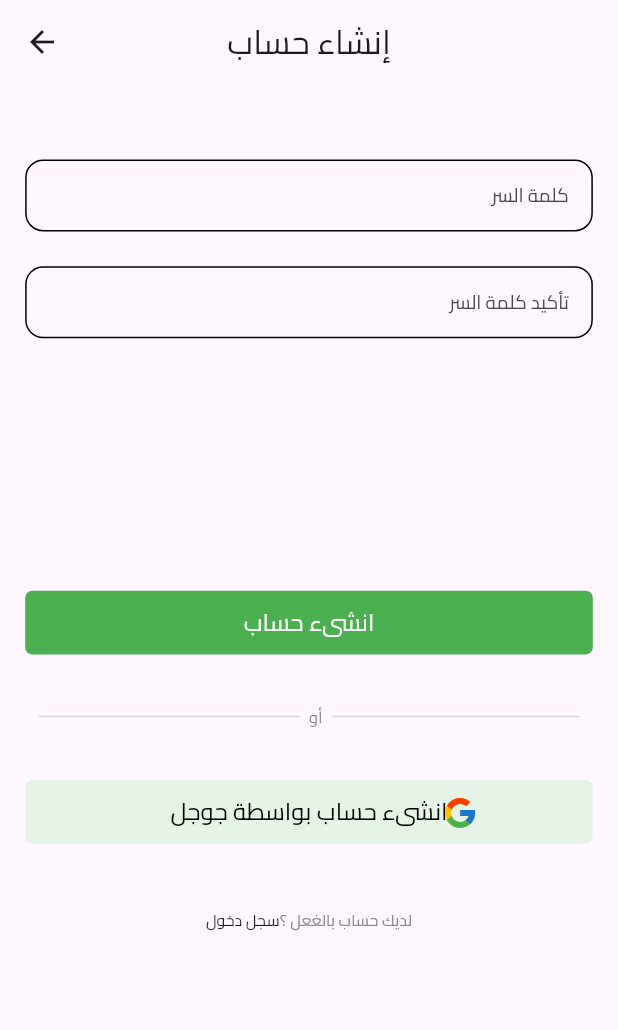
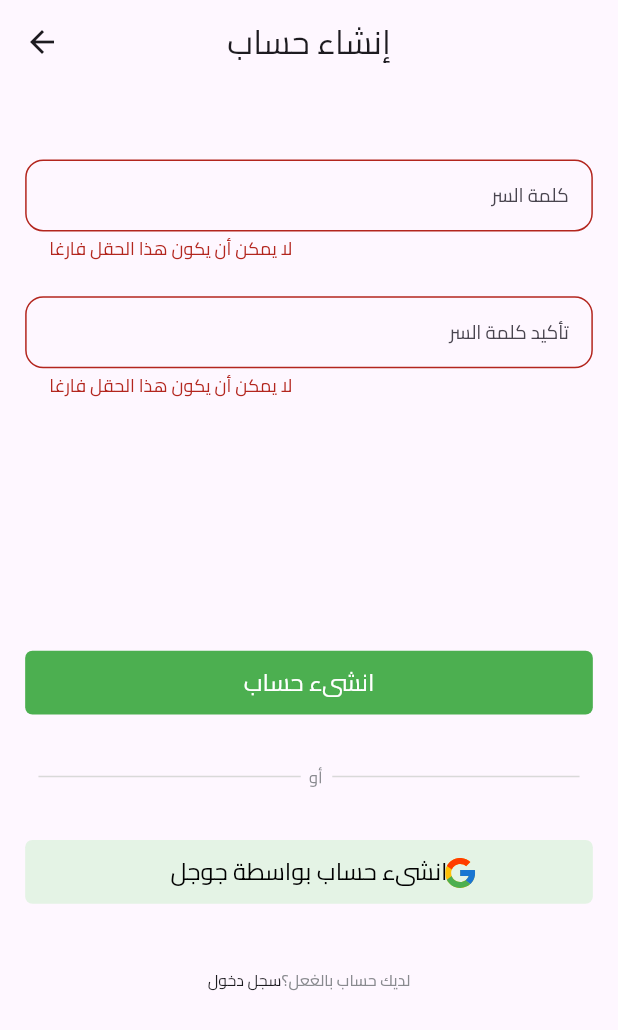
Before and after one commit to samibarsa/Clinic_doctor, a Flutter app: the SignUpPasswordView screen opened directly with empty values, after a tap on "انشىء حساب", on a phone screen of 412 x 824 dp. Shown: the top 1030 px of the screen. Run offline on Flutter 3.47's test engine with Material 3 defaults, Android fonts, the light colour scheme and no system bars; drawn by our look-alikes of modal_progress_hud_nsn; our stand-ins replace bloc, equatable, flutter_bloc, flutter_screenutil, flutter_svg, supabase_flutter; accounts and stored records are empty.

Commit message:
sign up finish

```diff
--- a/lib/Features/Auth/Signup/data/auth_repository_impl.dart
+++ b/lib/Features/Auth/Signup/data/auth_repository_impl.dart
@@ -17,6 +17,9 @@ class AuthRepositoryImpl implements AuthRepository {
       if (response.user == null) {
         throw Exception("Failed to sign up");
       }
+
+
+
     } catch (e) {
       throw Exception('Error during sign up: $e');
     }
@@ -33,6 +36,8 @@ class AuthRepositoryImpl implements AuthRepository {
       if (response.user == null) {
         throw Exception("Failed to sign in");
       }
+
+
     } catch (e) {
       throw Exception('Error during sign in: $e');
     }
--- a/lib/Features/Auth/Signup/presentation/widget/signup_password_view_body.dart
+++ b/lib/Features/Auth/Signup/presentation/widget/signup_password_view_body.dart
@@ -1,37 +1,97 @@
 import 'package:doctor_app/Features/Auth/Signup/presentation/maneger/cubit/auth_cubit.dart';
+import 'package:doctor_app/core/utils/constant.dart';
 import 'package:doctor_app/core/utils/widgets/Auth_view_body.dart';
 import 'package:flutter/material.dart';
 import 'package:flutter_bloc/flutter_bloc.dart';
+import 'package:modal_progress_hud_nsn/modal_progress_hud_nsn.dart';
 
-class SignUpPasswordView extends StatelessWidget {
-  const SignUpPasswordView(
-      {super.key, required this.email, required this.phone});
+class SignUpPasswordView extends StatefulWidget {
+  const SignUpPasswordView({
+    Key? key,
+    required this.email,
+    required this.phone,
+    required this.doctorName,
+  }) : super(key: key);
 
   final String email;
   final String phone;
+  final String doctorName;
+
+  @override
+  _SignUpPasswordViewState createState() => _SignUpPasswordViewState();
+}
+
+class _SignUpPasswordViewState extends State<SignUpPasswordView> {
+  final formKey = GlobalKey<FormState>();
+  bool inAsyncCall = false;
+  TextEditingController passwordController = TextEditingController();
+  TextEditingController confirmPasswordController = TextEditingController();
+
+  void submitForm(BuildContext context) {
+    if (formKey.currentState!.validate()) {
+      BlocProvider.of<AuthCubit>(context)
+          .signUp(widget.email, passwordController.text);
+    }
+  }
+
   @override
   Widget build(BuildContext context) {
-    TextEditingController password = TextEditingController();
-    TextEditingController confirmPassword = TextEditingController();
-    return Scaffold(
+    return BlocConsumer<AuthCubit, AuthState>(
+      listener: (context, state) {
+        if (state is AuthSuccess) {
+          setState(() {
+            inAsyncCall = false;
+          });
+          // Save the phone and doctorName in SharedPreferences
+          // تأكد من إضافة التهيئة الصحيحة لـ SharedPreferences هنا
+          // prefs.setString(CachedName.phone, widget.phone);
+          // prefs.setString(CachedName.doctorName, widget.doctorName);
+        } else if (state is AuthLoading) {
+          setState(() {
+            inAsyncCall = true;
+          });
+        } else if (state is AuthFailure) {
+          setState(() {
+            inAsyncCall = false;
+          });
+          ScaffoldMessenger.of(context).showSnackBar(
+            SnackBar(content: Text(state.error)),
+          );
+        }
+      },
+      builder: (context, state) {
+        return ModalProgressHUD(
+          inAsyncCall: inAsyncCall,
+          child: Scaffold(
             appBar: AppBar(
               title: const Text("إنشاء حساب"),
               centerTitle: true,
             ),
             body: AuthViewBody(
+              formKey: formKey,
+              validator: (value) {
+                if (value == null || value.isEmpty) {
+                  return 'لا يمكن أن يكون هذا الحقل فارغا'; // تحقق من أن الحقل ليس فارغًا
+                }
+                if (value != passwordController.text) {
+                  return 'كلمة المرور غير متطابقة'; // تحقق من تطابق الحقول
+                }
+                return null; // لا يوجد خطأ
+              },
               firstKeyboardType: TextInputType.text,
               secondKeyboardType: TextInputType.text,
-        onTap: () async {
-          BlocProvider.of<AuthCubit>(context).signUp(email, password.text);
-        },
+              onTap: () => submitForm(context),
               firstFiled: "كلمة السر",
               secondFiled: "تأكيد كلمة السر",
-        questestion: "لديك حساب بالغعل ؟",
+              questestion: "لديك حساب بالغعل؟",
               state: "سجل دخول",
               buttontitle: 'انشىء حساب',
-        firstTextEditingFiled: password,
-        secondTextEditingFiled: confirmPassword,
+              firstTextEditingFiled: passwordController,
+              secondTextEditingFiled: confirmPasswordController,
             ),
+          ),
+        );
+      },
     );
   }
 }
--- a/lib/core/utils/constant.dart
+++ b/lib/core/utils/constant.dart
@@ -28,3 +28,7 @@ class SupabaseKeys {
       'eyJhbGciOiJIUzI1NiIsInR5cCI6IkpXVCJ9.eyJpc3MiOiJzdXBhYmFzZSIsInJlZiI6Im5jYmpmZm5mZWN5Y3F0bHd3Z2NvIiwicm9sZSI6ImFub24iLCJpYXQiOjE3Mjk1MzIyODIsImV4cCI6MjA0NTEwODI4Mn0.-dCoPEwNB8ov6Lpyg_RMkre27ejO7SjXnJdxgr02F6I';
 
 }
+class CachedName{
+  static const phone ='phone';
+  static const doctorName ='doctorName';
+}
--- a/lib/core/utils/widgets/Auth_view_body.dart
+++ b/lib/core/utils/widgets/Auth_view_body.dart
@@ -20,9 +20,10 @@ class AuthViewBody extends StatelessWidget {
       required this.firstTextEditingFiled,
       required this.secondTextEditingFiled,
       required this.firstKeyboardType,
-      required this.secondKeyboardType});
+      required this.secondKeyboardType,  this.formKey, this.validator});
 
   final String firstFiled;
+ final String? Function(String?)? validator;
   final String secondFiled;
   final TextEditingController firstTextEditingFiled;
   final TextEditingController secondTextEditingFiled;
@@ -32,16 +33,25 @@ class AuthViewBody extends StatelessWidget {
   final String questestion;
   final void Function()? onTap;
   final String buttontitle;
+  final Key? formKey ; //
+  void dispose() {
+    firstTextEditingFiled.dispose();
+    secondTextEditingFiled.dispose();
+  }
+
   @override
   Widget build(BuildContext context) {
     return SingleChildScrollView(
       child: Center(
+        child: Form(
+          key: formKey,
           child: Column(
             children: [
               SizedBox(
                 height: 52.h,
               ),
               CustomTextField(
+                validator: validator,
                 keyboardType: firstKeyboardType,
                 title: firstFiled,
                 radius: 12,
@@ -51,6 +61,7 @@ class AuthViewBody extends StatelessWidget {
                 height: 24.h,
               ),
               CustomTextField(
+                validator:validator,
                 keyboardType: secondKeyboardType,
                 radius: 12,
                 title: secondFiled,
@@ -92,6 +103,9 @@ class AuthViewBody extends StatelessWidget {
             ],
           ),
         ),
+      ),
     );
   }
+
+
 }
--- a/lib/core/utils/widgets/custom_text_field.dart
+++ b/lib/core/utils/widgets/custom_text_field.dart
@@ -2,36 +2,46 @@ import 'package:flutter/material.dart';
 import 'package:flutter_screenutil/flutter_screenutil.dart';
 
 class CustomTextField extends StatelessWidget {
-  const CustomTextField({super.key, required this.title, required this.radius, required this.textEditingController, required this.keyboardType});
+ const  CustomTextField(
+      {super.key,
+      this.validator,
+      required this.title,
+      required this.radius,
+      required this.textEditingController,
+      required this.keyboardType});
   final String title;
   final double radius;
   final TextEditingController textEditingController;
   final TextInputType keyboardType;
+  final String? Function(String?)? validator;
   @override
   Widget build(BuildContext context) {
     return SizedBox(
       width: 361.w,
-      child: TextField(keyboardType: keyboardType,
+      child: TextFormField(
+        validator:validator,
+        keyboardType: keyboardType,
         controller: textEditingController,
-        style: const TextStyle(fontSize: 12,height: 1),
+        style: const TextStyle(fontSize: 12, height: 1),
         textDirection: TextDirection.rtl,
         decoration: InputDecoration(
-          focusColor: Colors.black,
-          hintText: title,
-          hintTextDirection: TextDirection.rtl,
-          hintStyle:  TextStyle(fontWeight: FontWeight.w400, fontSize: 13.sp,),
-          border: outLineInputBorder(2,radius),
-          enabledBorder: outLineInputBorder(1,radius),
-          focusedBorder: outLineInputBorder(2,radius)
-        ),
+            focusColor: Colors.black,
+            hintText: title,
+            hintTextDirection: TextDirection.rtl,
+            hintStyle: TextStyle(
+              fontWeight: FontWeight.w400,
+              fontSize: 13.sp,
+            ),
+            border: outLineInputBorder(2, radius),
+            enabledBorder: outLineInputBorder(1, radius),
+            focusedBorder: outLineInputBorder(2, radius)),
       ),
     );
   }
 
-  OutlineInputBorder outLineInputBorder(double width ,double radius) {
-
+  OutlineInputBorder outLineInputBorder(double width, double radius) {
     return OutlineInputBorder(
-          borderRadius: BorderRadius.circular(radius),borderSide: BorderSide(color: Colors.black,width: width)
-        );
+        borderRadius: BorderRadius.circular(radius),
+        borderSide: BorderSide(color: Colors.black, width: width));
   }
 }
--- a/lib/main.dart
+++ b/lib/main.dart
@@ -9,25 +9,34 @@ import 'package:flutter_screenutil/flutter_screenutil.dart';
 import 'package:supabase_flutter/supabase_flutter.dart';
 
 Future<void> main() async {
-  await Supabase.initialize(
-    url: SupabaseKeys.anonyKey,
-    anonKey: SupabaseKeys.projectUrl,
+  WidgetsFlutterBinding.ensureInitialized();
+
+  // تهيئة SharedPreferences
+
+
+  // تهيئة Supabase مع SharedPreferences كـ asyncStorage
+ final supabase =await Supabase.initialize(
+    url: SupabaseKeys.projectUrl,
+    anonKey: SupabaseKeys.anonyKey,
+
   );
-  var supabaseClient =
-      SupabaseClient(SupabaseKeys.anonyKey, SupabaseKeys.projectUrl);
+
+
   runApp(ClinicDoctor(
-    signInUseCase: SignInUseCase(AuthRepositoryImpl(supabaseClient)),
-    signOutUseCase: SignOutUseCase(AuthRepositoryImpl(supabaseClient)),
-    signUpUseCase: SignUpUseCase(AuthRepositoryImpl(supabaseClient)),
+    signInUseCase: SignInUseCase(AuthRepositoryImpl(supabase.client)),
+    signOutUseCase: SignOutUseCase(AuthRepositoryImpl(supabase.client)),
+    signUpUseCase: SignUpUseCase(AuthRepositoryImpl(supabase.client)),
   ));
 }
 
 class ClinicDoctor extends StatelessWidget {
-  const ClinicDoctor(
-      {super.key,
-      required this.signInUseCase,
-      required this.signOutUseCase,
-      required this.signUpUseCase});
+  const ClinicDoctor({
+    super.key,
+    required this.signInUseCase,
+    required this.signOutUseCase,
+    required this.signUpUseCase,
+  });
+
   final SignInUseCase signInUseCase;
   final SignOutUseCase signOutUseCase;
   final SignUpUseCase signUpUseCase;
@@ -41,17 +50,16 @@ class ClinicDoctor extends StatelessWidget {
       builder: (context, child) {
         return BlocProvider<AuthCubit>(
           create: (context) => AuthCubit(
-              signInUseCase: signInUseCase,
-              signOutUseCase: signOutUseCase,
-              signUpUseCase: signUpUseCase),
+            signInUseCase: signInUseCase,
+            signOutUseCase: signOutUseCase,
+            signUpUseCase: signUpUseCase,
+          ),
           child: MaterialApp(
             debugShowCheckedModeBanner: false,
             theme: ThemeData(
-              fontFamily: AppFont.primaryFont, // تطبيق الخط على جميع النصوص
+              fontFamily: AppFont.primaryFont,
               textTheme: const TextTheme(
-                bodyMedium: TextStyle(
-                  fontSize: 16.0,
-                ),
+                bodyMedium: TextStyle(fontSize: 16.0),
               ),
             ),
             home: const SplashScreen(),
--- a/pubspec.yaml
+++ b/pubspec.yaml
@@ -40,6 +40,7 @@ dependencies:
     sdk: flutter
   flutter_screenutil: ^5.9.3
   flutter_svg: ^2.0.10+1
+  modal_progress_hud_nsn: ^0.5.1
   shared_preferences: ^2.3.2
   supabase: ^2.4.0
   supabase_flutter: ^2.8.0
```
Also changed, not shown: lib/Features/Auth/Signup/presentation/views/sign_up.dart (+20 -3 lines), lib/Features/Auth/Signup/presentation/widget/signup_email_view_body.dart (+29 -4 lines), pubspec.lock. Lines whose indentation alone changed are shown as unchanged.
